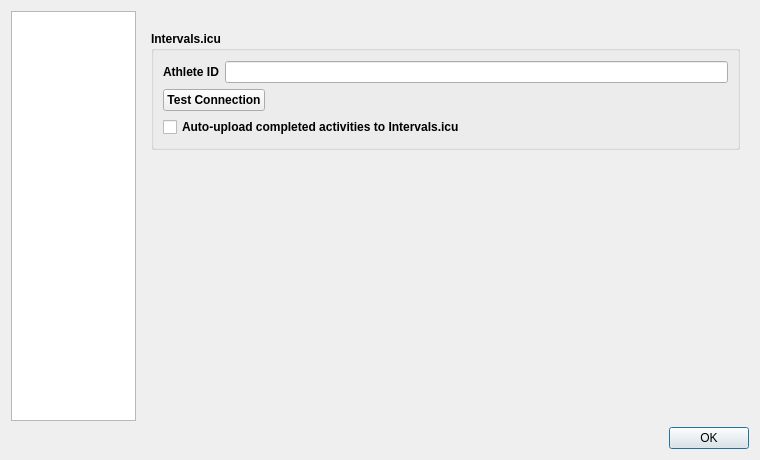
The window that src/ui/dialogmainwindowconfig.ui (MaximumTrainer/MaximumTrainer_Redux) describes before a commit, drawn with Qt 5.
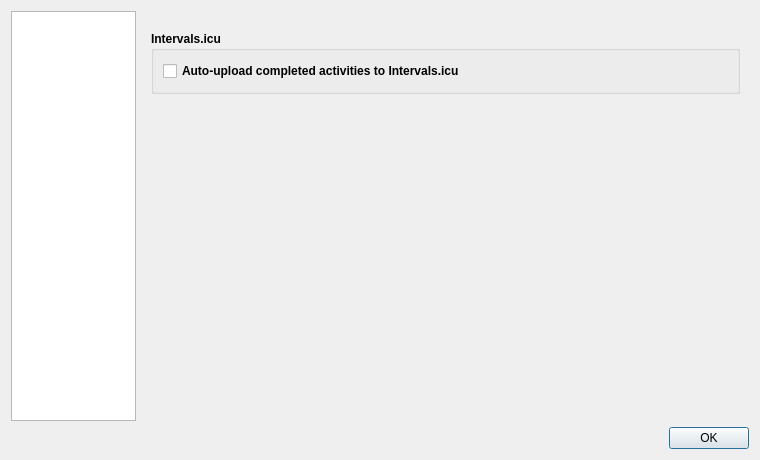
The same window after the commit. The open tabs and pages were chosen to show the change. Custom widgets are drawn as their Qt base class.

Commit message:
chore(intervals): Preferences keeps only the auto-upload toggle; stop storing the API key
Sign-in is OAuth-only, so the read-only Athlete ID and Test Connection added
nothing. The retired API key is no longer saved to QSettings or the .save file,
and any stored value is removed at load. The in-memory field stays for the
WASM Playwright credential hook.

```diff
--- a/src/ui/dialogmainwindowconfig.ui
+++ b/src/ui/dialogmainwindowconfig.ui
@@ -365,52 +365,7 @@
           <property name="bottomMargin">
            <number>10</number>
           </property>
-          <item row="0" column="0">
-           <widget class="QLabel" name="label_intervalsAthleteId">
-            <property name="text">
-             <string>Athlete ID</string>
-            </property>
-           </widget>
-          </item>
-          <item row="0" column="1">
-           <widget class="QLineEdit" name="lineEdit_intervalsAthleteId">
-            <property name="readOnly">
-             <bool>true</bool>
-            </property>
-           </widget>
-          </item>
-          <item row="1" column="0" colspan="2">
-           <layout class="QHBoxLayout" name="horizontalLayout_intervalsTest">
-            <item>
-             <widget class="QPushButton" name="pushButton_testIntervalsConnection">
-              <property name="text">
-               <string>Test Connection</string>
-              </property>
-             </widget>
-            </item>
-            <item>
-             <widget class="QLabel" name="label_intervalsTestResult">
-              <property name="text">
-               <string/>
-              </property>
-             </widget>
-            </item>
-            <item>
-             <spacer name="horizontalSpacer_intervals">
-              <property name="orientation">
-               <enum>Qt::Horizontal</enum>
-              </property>
-              <property name="sizeHint" stdset="0">
-               <size>
-                <width>40</width>
-                <height>20</height>
-               </size>
-              </property>
-             </spacer>
-            </item>
-           </layout>
-          </item>
-          <item row="2" column="0" colspan="2">
+          <item row="0" column="0" colspan="2">
            <widget class="QCheckBox" name="checkBox_intervalsAutoUpload">
             <property name="text">
              <string>Auto-upload completed activities to Intervals.icu</string>
```
The commit also changes 7 other files.
